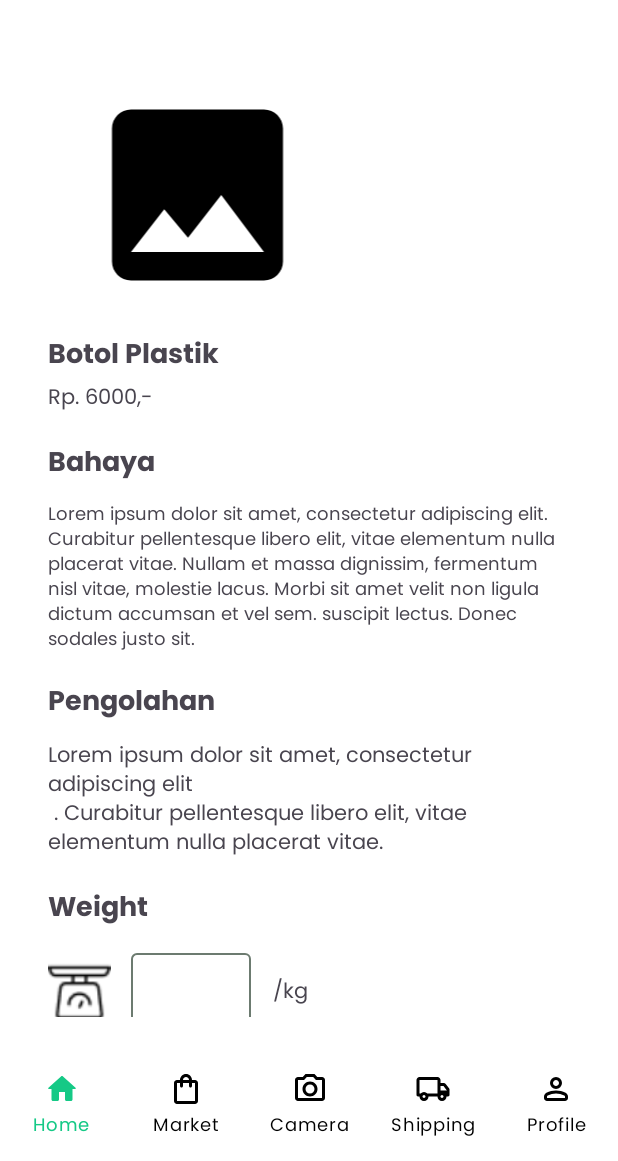
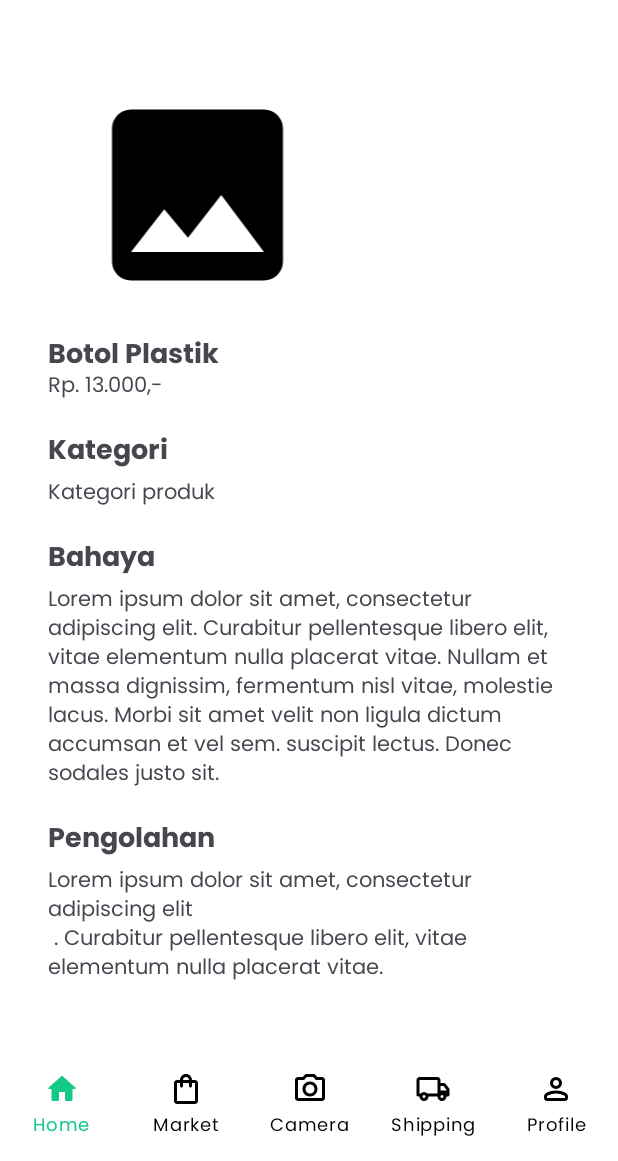
Before and after one commit to C241-PS378/Mobile-Development-Android, an Android app: the WasteInformationFragment screen opened through its navigation route, on a phone screen of 412 x 824 dp, the part 75-1236 px from its top. Run offline under Robolectric (Android 15) with nearby library versions, the phone set to English and light mode, and no system bars; our stand-ins replace navigation-ui; pictures from the network do not load.

Commit message:
update waste information

```diff
--- a/app/src/main/AndroidManifest.xml
+++ b/app/src/main/AndroidManifest.xml
@@ -5,7 +5,7 @@
     <uses-permission android:name="android.permission.INTERNET" />
     <uses-permission android:name="android.permission.ACCESS_NETWORK_STATE" />
     <uses-permission android:name="android.permission.ACCESS_FINE_LOCATION" />
-    <uses-permission android:name="android.permission.ACCESS_COARSE_LOCATION"/>
+    <uses-permission android:name="android.permission.ACCESS_COARSE_LOCATION" />
 
     <application
         android:allowBackup="true"
@@ -18,6 +18,9 @@
         android:supportsRtl="true"
         android:theme="@style/Theme.CuanSampah"
         tools:targetApi="tiramisu">
+        <activity
+            android:name=".view.market.seller.SuccessConfirmationActivity"
+            android:exported="false" />
 
         <meta-data
             android:name="com.google.android.geo.API_KEY"
--- a/app/src/main/java/com/capstone/cuansampah/view/camera/WasteInformationFragment.kt
+++ b/app/src/main/java/com/capstone/cuansampah/view/camera/WasteInformationFragment.kt
@@ -1,14 +1,16 @@
 package com.capstone.cuansampah.view.camera
 
+import android.app.Activity
+import android.content.Intent
 import android.net.Uri
 import android.os.Build
 import android.os.Bundle
 import android.util.Log
-import androidx.fragment.app.Fragment
 import android.view.LayoutInflater
 import android.view.View
 import android.view.ViewGroup
 import androidx.annotation.RequiresExtension
+import androidx.fragment.app.Fragment
 import androidx.lifecycle.ViewModelProvider
 import androidx.navigation.fragment.findNavController
 import com.bumptech.glide.Glide
@@ -18,12 +20,14 @@ import com.capstone.cuansampah.R
 import com.capstone.cuansampah.data.remote.response.ResultResponse
 import com.capstone.cuansampah.databinding.FragmentWasteInformationBinding
 import com.capstone.cuansampah.utils.uriToFile
-import java.io.File
+import com.capstone.cuansampah.view.market.order.ProductActivity
+
 
 class WasteInformationFragment : Fragment() {
     private var _binding: FragmentWasteInformationBinding? = null
     private var imageUri: Uri? = null
     private var collector: Boolean? = null
+    private var openMap: Boolean? = null
     private var address: String? = null
     private var collector_address: String? = null
     private var lat: Double? = null
@@ -56,18 +60,28 @@ class WasteInformationFragment : Fragment() {
         collector = arguments?.getBoolean("collector")
         lon = arguments?.getDouble("lon")
         collector_address = arguments?.getString("collector_address")
+        openMap = arguments?.getBoolean("openMap")
         binding.sellerAddress.text = address
         binding.collectorAddress.text = collector_address
+        if(address!=""){
+            hideMap(true)
+        }
         val imageFile = imageUri?.let { uriToFile(it, requireContext()) }
         if (imageFile != null) {
             viewModel.uploadImage(imageFile).observe(viewLifecycleOwner) { response ->
                 if (response != null) {
                     when (response) {
                         is ResultResponse.Loading -> {
+                            showLoading(true)
                             Log.d("Info", "loading")
                         }
                         is ResultResponse.Success -> {
+                            showLoading(false)
                             Log.d("Info", "success: ${response.data}")
+                            binding.productName.text = response.data.nama.toString()
+                            binding.pbContent.text = response.data.bahaya.toString()
+                            binding.ppContent.text = response.data.pengolahan.toString()
+                            binding.pkContent.text = response.data.jenis_sampah.toString()
                         }
                         is ResultResponse.Error -> {
                             Log.d("InfoError", response.toString())
@@ -80,8 +94,12 @@ class WasteInformationFragment : Fragment() {
         }
         if (collector == false) {
             binding.btnSellWaste.text = "Sell to Market"
+            binding.btnSellWaste.setOnClickListener {
+                findNavController().navigate(R.id.navigation_market)
+            }
         } else {
             showCollectorAddress(true)
+            binding.collectorAddress.text= collector_address
         }
         binding.openMap.setOnClickListener {
             val bundle = Bundle().apply {
@@ -95,6 +113,15 @@ class WasteInformationFragment : Fragment() {
     private fun showCollectorAddress(isShow: Boolean) {
         binding.titleAddress.visibility = if (isShow) View.VISIBLE else View.GONE
         binding.titleCollectorAddress.visibility = if (isShow) View.VISIBLE else View.GONE
+        binding.collectorAddress.visibility  = if (isShow) View.VISIBLE else View.GONE
+    }
+
+    private fun showLoading(isLoading: Boolean) {
+        binding.progressBar.visibility = if (isLoading) View.VISIBLE else View.GONE
+    }
+
+    private fun hideMap(isShow: Boolean) {
+        binding.openMap.visibility = if (isShow) View.VISIBLE else View.GONE
     }
 
     override fun onDestroyView() {
--- /dev/null
+++ b/app/src/main/java/com/capstone/cuansampah/view/market/seller/Confirmation.kt
@@ -0,0 +1,4 @@
+package com.capstone.cuansampah.view.market.seller
+
+class Confirmation {
+}
--- a/app/src/main/res/layout/fragment_waste_information.xml
+++ b/app/src/main/res/layout/fragment_waste_information.xml
@@ -40,13 +40,32 @@
         android:id="@+id/product_price"
         android:layout_width="wrap_content"
         android:layout_height="0dp"
-        android:layout_marginTop="8dp"
         android:text="@string/product_price"
         android:textSize="14sp"
         app:layout_constraintEnd_toEndOf="parent"
         app:layout_constraintHorizontal_bias="0.0"
         app:layout_constraintStart_toStartOf="parent"
         app:layout_constraintTop_toBottomOf="@+id/product_name" />
+
+    <TextView
+        android:id="@+id/category_title"
+        android:layout_width="wrap_content"
+        android:layout_height="wrap_content"
+        android:layout_marginTop="16dp"
+        android:text="@string/kategori_title"
+        android:textSize="18sp"
+        android:textStyle="bold"
+        app:layout_constraintStart_toStartOf="parent"
+        app:layout_constraintTop_toBottomOf="@+id/product_price" />
+
+    <TextView
+        android:id="@+id/pk_content"
+        android:layout_width="wrap_content"
+        android:layout_height="wrap_content"
+        android:text="@string/pk_content"
+        android:textSize="14sp"
+        app:layout_constraintStart_toStartOf="parent"
+        app:layout_constraintTop_toBottomOf="@+id/category_title" />
 
     <TextView
         android:id="@+id/product_bahaya"
@@ -57,15 +76,14 @@
         android:textSize="18sp"
         android:textStyle="bold"
         app:layout_constraintStart_toStartOf="parent"
-        app:layout_constraintTop_toBottomOf="@+id/product_price" />
+        app:layout_constraintTop_toBottomOf="@+id/pk_content" />
 
     <TextView
         android:id="@+id/pb_content"
         android:layout_width="wrap_content"
         android:layout_height="wrap_content"
-        android:layout_marginTop="8dp"
         android:text="@string/pb_content"
-        android:textSize="12sp"
+        android:textSize="14sp"
         app:layout_constraintStart_toStartOf="parent"
         app:layout_constraintTop_toBottomOf="@+id/product_bahaya" />
 
@@ -84,7 +102,6 @@
         android:id="@+id/pp_content"
         android:layout_width="wrap_content"
         android:layout_height="wrap_content"
-        android:layout_marginTop="8dp"
         android:text="@string/pp_content"
         app:layout_constraintStart_toStartOf="parent"
         app:layout_constraintTop_toBottomOf="@+id/product_pengolahan" />
@@ -157,13 +174,13 @@
         android:id="@+id/openMap"
         android:layout_width="wrap_content"
         android:layout_height="wrap_content"
-        android:layout_marginTop="8dp"
         android:layout_marginEnd="184dp"
         android:drawableLeft="@drawable/location"
         android:backgroundTint="@color/white"
         android:textColor="@color/black"
         android:text="@string/open_maps"
         android:visibility="visible"
+        tools:visibility="gone"
         app:layout_constraintEnd_toEndOf="parent"
         app:layout_constraintStart_toStartOf="parent"
         app:layout_constraintTop_toBottomOf="@+id/title_address" />
@@ -172,9 +189,8 @@
         android:id="@+id/seller_address"
         android:layout_width="wrap_content"
         android:layout_height="wrap_content"
-        android:layout_marginTop="8dp"
         android:text="@string/seller_address"
-        android:textSize="12sp"
+        android:textSize="14sp"
         app:layout_constraintStart_toStartOf="parent"
         app:layout_constraintTop_toBottomOf="@+id/openMap" />
 
@@ -194,9 +210,8 @@
         android:id="@+id/collector_address"
         android:layout_width="wrap_content"
         android:layout_height="wrap_content"
-        android:layout_marginTop="8dp"
         android:text="@string/collector_address"
-        android:textSize="12sp"
+        android:textSize="14sp"
         android:visibility="gone"
         tools:visibility="visible"
         app:layout_constraintStart_toStartOf="parent"
@@ -212,5 +227,17 @@
         app:layout_constraintStart_toStartOf="parent"
         app:layout_constraintTop_toBottomOf="@+id/collector_address" />
 
+    <ProgressBar
+        android:id="@+id/progressBar"
+        android:layout_width="wrap_content"
+        android:layout_height="wrap_content"
+        android:visibility="gone"
+        style="?android:attr/progressBarStyle"
+        app:layout_constraintBottom_toBottomOf="parent"
+        app:layout_constraintEnd_toEndOf="parent"
+        app:layout_constraintStart_toStartOf="parent"
+        app:layout_constraintTop_toTopOf="parent"
+        tools:visibility="visible"
+        />
 </androidx.constraintlayout.widget.ConstraintLayout>
 </ScrollView>
--- a/app/src/main/res/values/strings.xml
+++ b/app/src/main/res/values/strings.xml
@@ -85,7 +85,7 @@
     <string name="tab_cancelled">Cancelled</string>
     <string name="continue_button">Continue</string>
     <string name="product_name">Botol Plastik</string>
-    <string name="product_price">Rp. 6000,-</string>
+    <string name="product_price">Rp. 13.000,-</string>
     <string name="sell_to_market">Sell to Market</string>
     <string name="sell_to_collector">Sell to collector</string>
     <string name="enter_weight">Enter weight</string>
@@ -96,6 +96,8 @@
     <string name="continue_btn">Continue</string>
     <string name="title_collector_address">Collector Address</string>
     <string name="collector_address">Collector Address</string>
+    <string name="kategori_title">Kategori</string>
+    <string name="pk_content">Kategori produk</string>
 
     <string-array name="data_product">
         <item>Botol air mineral</item>
```
Also changed, not shown: app/src/main/java/com/capstone/cuansampah/data/remote/repository/ImageClassificationRepository.kt (+15 -24 lines), app/src/main/java/com/capstone/cuansampah/view/camera/MapsFragment.kt (+21 -16 lines), app/src/main/java/com/capstone/cuansampah/view/market/seller/SuccessConfirmationActivity.kt (added, +12 -0 lines), app/src/main/res/layout/activity_success_confirmation.xml (added, +9 -0 lines).
